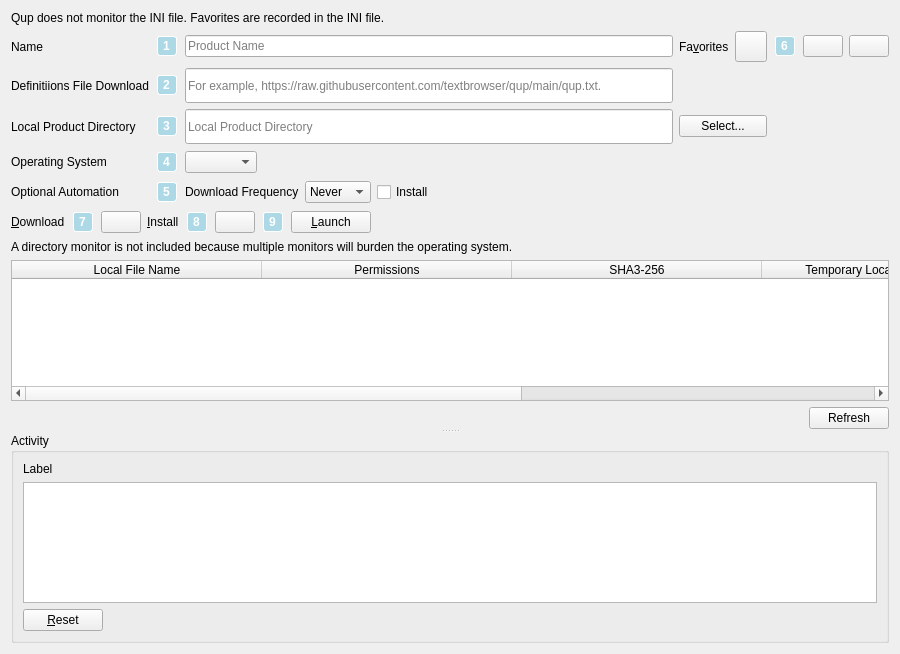
Above: ui/qup_page.ui from textbrowser/qup before the change. Below: the same form after it.
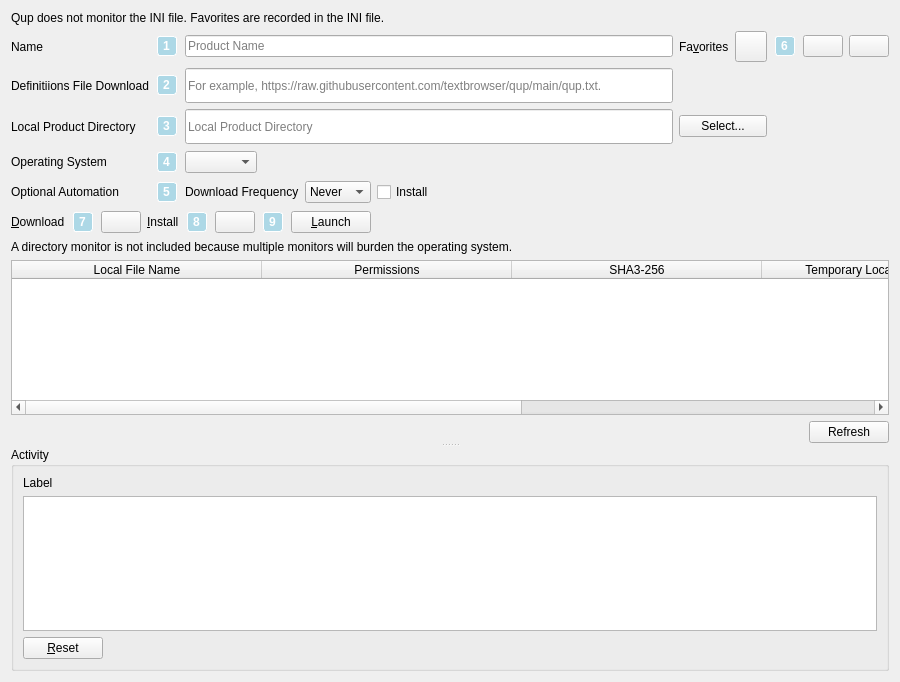
That is the form after the change. Icons and pictures are not drawn.

Commit message: Detect computer system.

Patch:
```diff
--- a/ui/qup_page.ui
+++ b/ui/qup_page.ui
@@ -7,7 +7,7 @@
     <x>0</x>
     <y>0</y>
     <width>900</width>
-    <height>654</height>
+    <height>682</height>
    </rect>
   </property>
   <property name="windowTitle">
```
Left out of the diff: 3 changed lines with no effect on the pictures. The commit also changes 1 other file.
